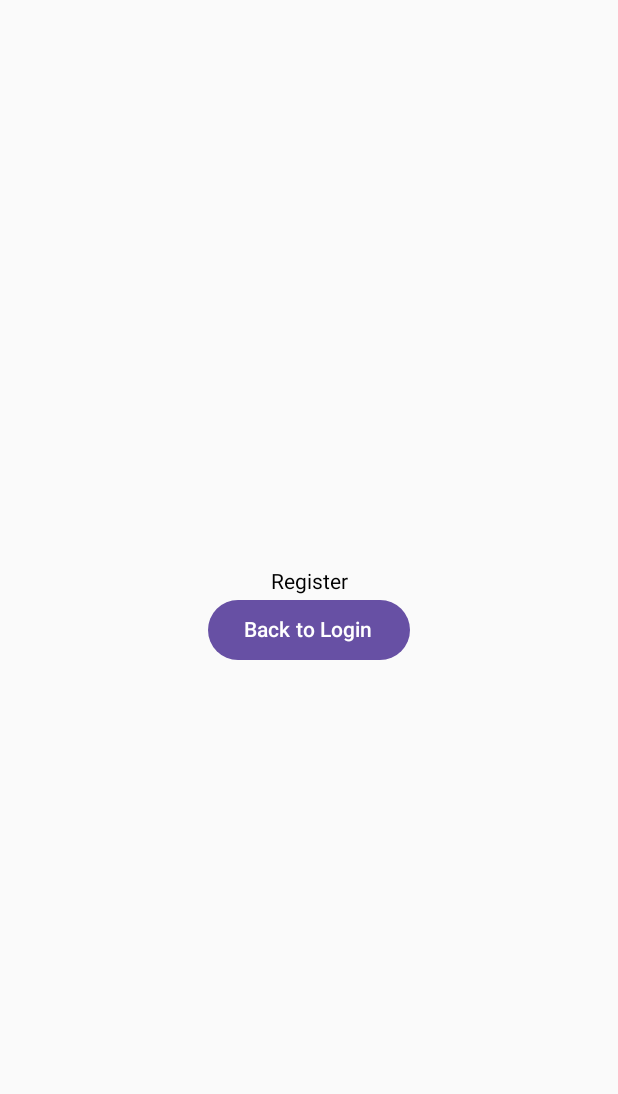
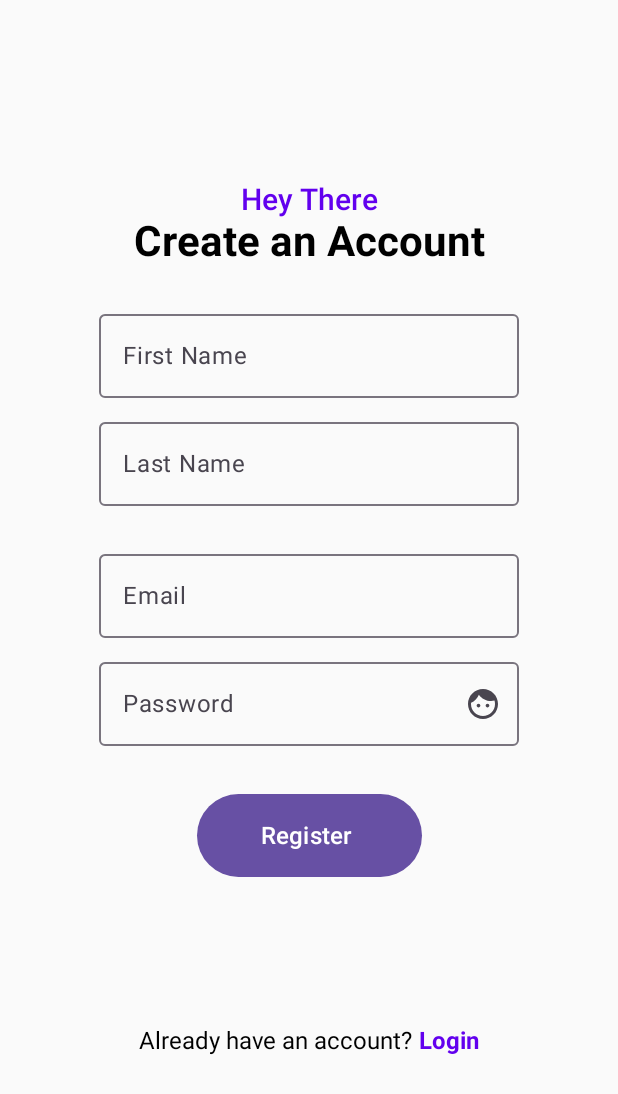
Before and after one commit to damiantadla/StampUp, an Android app built with Jetpack Compose: the RegisterScreen screen opened through its navigation route, on a phone screen of 412 x 824 dp. Shown: the top 1094 px of the screen. Run offline under Robolectric (Android 15) with nearby library versions, the phone set to English and light mode, and no system bars.

Commit message:
RegisterScreen - add page structure LoginScreen - Add Password Visibe/invisible, Fix Email field (now its possible to type text in it)

```diff
--- a/app/src/main/java/com/example/stempup/LoginScreen.kt
+++ b/app/src/main/java/com/example/stempup/LoginScreen.kt
@@ -9,11 +9,21 @@ import androidx.compose.foundation.layout.fillMaxSize
 import androidx.compose.foundation.layout.height
 import androidx.compose.foundation.layout.size
 import androidx.compose.foundation.text.ClickableText
+import androidx.compose.foundation.text.KeyboardOptions
+import androidx.compose.material.icons.Icons
+import androidx.compose.material.icons.filled.Face
+import androidx.compose.material.icons.filled.Favorite
 import androidx.compose.material3.Button
 import androidx.compose.material3.ButtonDefaults
+import androidx.compose.material3.Icon
+import androidx.compose.material3.IconButton
 import androidx.compose.material3.OutlinedTextField
 import androidx.compose.material3.Text
 import androidx.compose.runtime.Composable
+import androidx.compose.runtime.getValue
+import androidx.compose.runtime.mutableStateOf
+import androidx.compose.runtime.remember
+import androidx.compose.runtime.setValue
 import androidx.compose.ui.Alignment
 import androidx.compose.ui.Modifier
 import androidx.compose.ui.res.painterResource
@@ -22,6 +32,9 @@ import androidx.compose.ui.unit.dp
 import androidx.compose.ui.unit.sp
 import androidx.compose.ui.text.AnnotatedString
 import androidx.compose.ui.text.TextStyle
+import androidx.compose.ui.text.input.KeyboardType
+import androidx.compose.ui.text.input.PasswordVisualTransformation
+import androidx.compose.ui.text.input.VisualTransformation
 import androidx.navigation.NavHostController
 
 @Composable
@@ -37,13 +50,42 @@ fun LoginScreen(navController: NavHostController) {
         Text(text="Welcome back", fontSize = 28.sp, fontWeight = FontWeight.Bold)
         Text(text ="StempUp", fontSize = 20.sp, fontWeight = FontWeight.Medium, color= primaryColor)
         Spacer(modifier = Modifier.height(24.dp))
-        OutlinedTextField(value="", onValueChange = {}, label = {
+
+
+        var email by remember {
+            mutableStateOf("")
+        }
+
+        OutlinedTextField(value=email, onValueChange = {email=it}, label = {
             Text(text = "Email")
         })
         Spacer(modifier = Modifier.height(16.dp))
-        OutlinedTextField(value="", onValueChange = {}, label = {
-            Text(text = "Password")
-        })
+        var password by remember { mutableStateOf("") }
+
+        // Creating a variable to store toggle state
+        var passwordVisible by remember { mutableStateOf(false) }
+
+        // Create a Text Field for giving password input
+        OutlinedTextField(
+            value = password,
+            onValueChange = {password = it },
+            label = { Text("Password") },
+            singleLine = true,
+            placeholder = { Text("Password") },
+            visualTransformation = if (passwordVisible) VisualTransformation.None else PasswordVisualTransformation(),
+            keyboardOptions = KeyboardOptions(keyboardType = KeyboardType.Password),
+            trailingIcon = {
+                val image = if (passwordVisible)
+                    Icons.Filled.Favorite // TODO Tutaj ikonki sa do zmiany bo wjebalem na szybko !!!
+                else Icons.Filled.Face // TODO Tutaj ikonka jest do zmiany bo wjebalem na szybko !!!
+
+                val description = if (passwordVisible) "Hide password" else "Show password"
+
+                IconButton(onClick = {passwordVisible = !passwordVisible}){
+                    Icon(imageVector  = image, description)
+                }
+            }
+        )
 
         Spacer(modifier = Modifier.height(32.dp))
         Button(
--- a/app/src/main/java/com/example/stempup/RegisterScreen.kt
+++ b/app/src/main/java/com/example/stempup/RegisterScreen.kt
@@ -2,19 +2,40 @@ package com.example.stempup
 
 import androidx.compose.foundation.layout.Arrangement
 import androidx.compose.foundation.layout.Column
+import androidx.compose.foundation.layout.Row
 import androidx.compose.foundation.layout.Spacer
 import androidx.compose.foundation.layout.fillMaxSize
+import androidx.compose.foundation.layout.height
+import androidx.compose.foundation.layout.size
 import androidx.compose.foundation.layout.width
+import androidx.compose.foundation.text.ClickableText
+import androidx.compose.foundation.text.KeyboardOptions
 import androidx.compose.material.icons.Icons
 import androidx.compose.material.icons.filled.ArrowBack
+import androidx.compose.material.icons.filled.Face
+import androidx.compose.material.icons.filled.Favorite
+import androidx.compose.material.icons.filled.FavoriteBorder
 import androidx.compose.material3.Button
 import androidx.compose.material3.Icon
+import androidx.compose.material3.IconButton
+import androidx.compose.material3.OutlinedTextField
 import androidx.compose.material3.Text
 import androidx.compose.runtime.Composable
+import androidx.compose.runtime.getValue
+import androidx.compose.runtime.mutableStateOf
+import androidx.compose.runtime.remember
+import androidx.compose.runtime.setValue
 import androidx.compose.ui.Alignment
 import androidx.compose.ui.Modifier
+import androidx.compose.ui.text.AnnotatedString
+import androidx.compose.ui.text.font.FontWeight
+import androidx.compose.ui.text.input.KeyboardType
+import androidx.compose.ui.text.input.PasswordVisualTransformation
+import androidx.compose.ui.text.input.VisualTransformation
 import androidx.compose.ui.unit.dp
+import androidx.compose.ui.unit.sp
 import androidx.navigation.NavHostController
+import java.time.format.TextStyle
 
 @Composable
 fun RegisterScreen(navController: NavHostController) {
@@ -23,14 +44,93 @@ fun RegisterScreen(navController: NavHostController) {
         verticalArrangement = Arrangement.Center,
         horizontalAlignment = Alignment.CenterHorizontally
     ){
-        Text(
-            text = "Register",
+        Text(text = "Hey There", fontSize = 20.sp, fontWeight = FontWeight.Medium, color = primaryColor)
+        Text(text = "Create an Account", fontSize = 28.sp, fontWeight = FontWeight.Bold)
+        Spacer(modifier = Modifier.height(24.dp))
+
+
+        var first_name by remember {
+            mutableStateOf("")
+        }
+
+
+        OutlinedTextField(value = first_name, onValueChange = {first_name = it}, label = {
+            Text(text = "First Name")
+        })
+        Spacer(modifier = Modifier.height(8.dp))
+
+
+        var last_name by remember {
+            mutableStateOf("")
+        }
+
+        OutlinedTextField(value = last_name, onValueChange = {last_name=it}, label = {
+            Text(text = "Last Name")
+        })
+        Spacer(modifier = Modifier.height(24.dp))
+
+        var email by remember {
+            mutableStateOf("")
+        }
+
+        OutlinedTextField(value = email, onValueChange = {email=it}, label = {
+            Text(text = "Email")
+        })
+        Spacer(modifier = Modifier.height(8.dp))
+
+
+        //zmienna do hasła
+        var password by remember { mutableStateOf("") }
+
+        // Zmeinna Zapisyuwanie stanu czy visible czy nie
+        var passwordVisible by remember { mutableStateOf(false) }
+
+        // Tworzenie Samego Pola
+        OutlinedTextField(
+            value = password,
+            onValueChange = {password = it },
+            label = { Text("Password") },
+            singleLine = true,
+            placeholder = { Text("Password") },
+            visualTransformation = if (passwordVisible) VisualTransformation.None else PasswordVisualTransformation(),
+            keyboardOptions = KeyboardOptions(keyboardType = KeyboardType.Password),
+            trailingIcon = {
+                val image = if (passwordVisible)
+                    Icons.Filled.Favorite // TODO Tutaj ikonki sa do zmiany bo wjebalem na szybko !!!
+                else Icons.Filled.Face // TODO Tutaj ikonka jest do zmiany bo wjebalem na szybko !!!
+
+                val description = if (passwordVisible) "Hide password" else "Show password"
+
+                IconButton(onClick = {passwordVisible = !passwordVisible}){
+                    Icon(imageVector  = image, description)
+                }
+            }
         )
-        Button(onClick = {
-            navController.navigate("login") {
-            }
-        }) {
-            Text(text = "Back to Login")
+
+        Spacer(modifier = Modifier.height(32.dp))
+        Button(
+            modifier = Modifier.size(150.dp, 55.dp),
+            onClick = {}){
+            Text(
+                fontSize = 16.sp,
+                text = "Register ")
         }
+        Spacer(modifier = Modifier.height(100.dp))
+
+
+        Row(){
+            Text(text="Already have an account? ", fontSize = 16.sp)
+            ClickableText(
+                onClick = {navController.navigate("login")},
+                text= AnnotatedString(text = "Login" ),
+                style = androidx.compose.ui.text.TextStyle(
+                    fontWeight = FontWeight.Bold,
+                    fontSize = 16.sp,
+                    color = primaryColor
+                )
+            )
+        }
+
+
     }
 }
```
